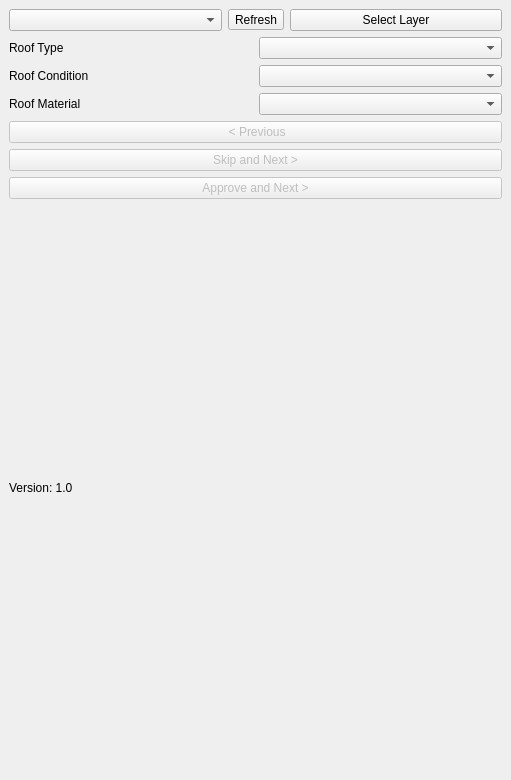
First picture: the form in cr_feature_approver_dockwidget_base.ui, repository nitish8090/CR_FeatureApproverTool, before the edit.
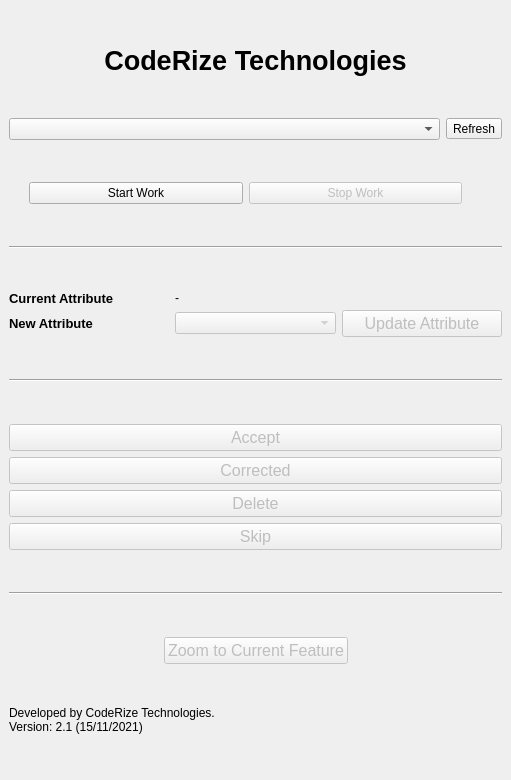
Second picture: the form after the edit.

Commit message: Added Roof_C, Selection, Zoom to current feature

What changed in the file:
```diff
--- a/cr_feature_approver_dockwidget_base.ui
+++ b/cr_feature_approver_dockwidget_base.ui
@@ -15,116 +15,336 @@
   </property>
   <widget class="QWidget" name="dockWidgetContents">
    <layout class="QGridLayout" name="gridLayout">
-    <item row="0" column="0">
-     <layout class="QVBoxLayout" name="verticalLayout">
-      <item>
-       <layout class="QHBoxLayout" name="horizontalLayout_2">
-        <item>
-         <widget class="QComboBox" name="combobox_layers"/>
-        </item>
-        <item>
-         <widget class="QToolButton" name="btn_refresh_layer">
-          <property name="text">
-           <string>Refresh</string>
-          </property>
-         </widget>
-        </item>
-        <item>
-         <widget class="QPushButton" name="btn_select_layer">
-          <property name="text">
-           <string>Select Layer</string>
-          </property>
-         </widget>
-        </item>
-       </layout>
-      </item>
-     </layout>
+    <item row="4" column="0">
+     <widget class="Line" name="line">
+      <property name="orientation">
+       <enum>Qt::Horizontal</enum>
+      </property>
+     </widget>
     </item>
-    <item row="1" column="0">
-     <layout class="QGridLayout" name="gridLayout_2">
+    <item row="9" column="0">
+     <layout class="QGridLayout" name="gridLayout_3">
       <property name="sizeConstraint">
        <enum>QLayout::SetMinimumSize</enum>
       </property>
+      <item row="4" column="0">
+       <widget class="QPushButton" name="btn_skip">
+        <property name="enabled">
+         <bool>false</bool>
+        </property>
+        <property name="font">
+         <font>
+          <pointsize>12</pointsize>
+         </font>
+        </property>
+        <property name="text">
+         <string>Skip</string>
+        </property>
+       </widget>
+      </item>
       <item row="2" column="0">
-       <widget class="QLabel" name="label_3">
+       <widget class="QPushButton" name="btn_corrected">
+        <property name="enabled">
+         <bool>false</bool>
+        </property>
+        <property name="font">
+         <font>
+          <pointsize>12</pointsize>
+         </font>
+        </property>
         <property name="text">
-         <string>Roof Material</string>
+         <string>Corrected</string>
         </property>
        </widget>
       </item>
       <item row="1" column="0">
-       <widget class="QLabel" name="label_2">
+       <widget class="QPushButton" name="btn_accept">
+        <property name="enabled">
+         <bool>false</bool>
+        </property>
+        <property name="font">
+         <font>
+          <pointsize>12</pointsize>
+         </font>
+        </property>
         <property name="text">
-         <string>Roof Condition</string>
+         <string>Accept</string>
         </property>
        </widget>
       </item>
-      <item row="0" column="0">
-       <widget class="QLabel" name="label">
+      <item row="3" column="0">
+       <widget class="QPushButton" name="btn_delete">
+        <property name="enabled">
+         <bool>false</bool>
+        </property>
+        <property name="font">
+         <font>
+          <pointsize>12</pointsize>
+         </font>
+        </property>
         <property name="text">
-         <string>Roof Type</string>
+         <string>Delete</string>
         </property>
        </widget>
       </item>
-      <item row="0" column="1">
-       <widget class="QComboBox" name="cbox_roof_t">
-        <property name="currentText">
-         <string/>
+     </layout>
+    </item>
+    <item row="5" column="0">
+     <layout class="QGridLayout" name="gridLayout_5">
+      <property name="verticalSpacing">
+       <number>4</number>
+      </property>
+      <item row="1" column="2">
+       <widget class="QPushButton" name="btn_update_attribute">
+        <property name="enabled">
+         <bool>false</bool>
+        </property>
+        <property name="font">
+         <font>
+          <pointsize>12</pointsize>
+         </font>
+        </property>
+        <property name="text">
+         <string>Update Attribute</string>
         </property>
        </widget>
       </item>
       <item row="1" column="1">
-       <widget class="QComboBox" name="cbox_roof_c"/>
+       <widget class="QComboBox" name="cbox_attribute">
+        <property name="enabled">
+         <bool>false</bool>
+        </property>
+       </widget>
       </item>
-      <item row="2" column="1">
-       <widget class="QComboBox" name="cbox_roof_m"/>
+      <item row="0" column="0">
+       <widget class="QLabel" name="label_2">
+        <property name="sizePolicy">
+         <sizepolicy hsizetype="Preferred" vsizetype="Fixed">
+          <horstretch>0</horstretch>
+          <verstretch>0</verstretch>
+         </sizepolicy>
+        </property>
+        <property name="font">
+         <font>
+          <pointsize>10</pointsize>
+          <weight>75</weight>
+          <bold>true</bold>
+         </font>
+        </property>
+        <property name="text">
+         <string>Current Attribute</string>
+        </property>
+       </widget>
+      </item>
+      <item row="1" column="0">
+       <widget class="QLabel" name="label_3">
+        <property name="font">
+         <font>
+          <pointsize>10</pointsize>
+          <weight>75</weight>
+          <bold>true</bold>
+         </font>
+        </property>
+        <property name="text">
+         <string>New Attribute</string>
+        </property>
+       </widget>
+      </item>
+      <item row="0" column="1">
+       <widget class="QLabel" name="lbl_current_attribute">
+        <property name="sizePolicy">
+         <sizepolicy hsizetype="Preferred" vsizetype="Fixed">
+          <horstretch>0</horstretch>
+          <verstretch>0</verstretch>
+         </sizepolicy>
+        </property>
+        <property name="text">
+         <string>-</string>
+        </property>
+       </widget>
+      </item>
+     </layout>
+    </item>
+    <item row="11" column="0">
+     <layout class="QGridLayout" name="gridLayout_2">
+      <item row="0" column="1">
+       <widget class="QPushButton" name="btn_zoom_to_current_feature">
+        <property name="enabled">
+         <bool>false</bool>
+        </property>
+        <property name="font">
+         <font>
+          <pointsize>12</pointsize>
+         </font>
+        </property>
+        <property name="text">
+         <string>Zoom to Current Feature</string>
+        </property>
+       </widget>
+      </item>
+      <item row="0" column="0">
+       <spacer name="horizontalSpacer_3">
+        <property name="orientation">
+         <enum>Qt::Horizontal</enum>
+        </property>
+        <property name="sizeHint" stdset="0">
+         <size>
+          <width>40</width>
+          <height>20</height>
+         </size>
+        </property>
+       </spacer>
+      </item>
+      <item row="0" column="2">
+       <spacer name="horizontalSpacer_4">
+        <property name="orientation">
+         <enum>Qt::Horizontal</enum>
+        </property>
+        <property name="sizeHint" stdset="0">
+         <size>
+          <width>40</width>
+          <height>20</height>
+         </size>
+        </property>
+       </spacer>
+      </item>
+     </layout>
+    </item>
+    <item row="3" column="0">
+     <layout class="QHBoxLayout" name="horizontalLayout_2">
+      <item>
+       <spacer name="horizontalSpacer">
+        <property name="orientation">
+         <enum>Qt::Horizontal</enum>
+        </property>
+        <property name="sizeType">
+         <enum>QSizePolicy::Minimum</enum>
+        </property>
+        <property name="sizeHint" stdset="0">
+         <size>
+          <width>20</width>
+          <height>20</height>
+         </size>
+        </property>
+       </spacer>
+      </item>
+      <item>
+       <widget class="QPushButton" name="btn_select_layer">
+        <property name="text">
+         <string>Start Work</string>
+        </property>
+       </widget>
+      </item>
+      <item>
+       <widget class="QPushButton" name="btn_stop_work">
+        <property name="enabled">
+         <bool>false</bool>
+        </property>
+        <property name="text">
+         <string>Stop Work</string>
+        </property>
+       </widget>
+      </item>
+      <item>
+       <spacer name="horizontalSpacer_2">
+        <property name="orientation">
+         <enum>Qt::Horizontal</enum>
+        </property>
+        <property name="sizeType">
+         <enum>QSizePolicy::Minimum</enum>
+        </property>
+        <property name="sizeHint" stdset="0">
+         <size>
+          <width>40</width>
+          <height>20</height>
+         </size>
+        </property>
+       </spacer>
       </item>
      </layout>
     </item>
     <item row="2" column="0">
-     <layout class="QGridLayout" name="gridLayout_3">
-      <property name="sizeConstraint">
-       <enum>QLayout::SetMinimumSize</enum>
-      </property>
-      <item row="0" column="0">
-       <widget class="QPushButton" name="btn_previous">
-        <property name="enabled">
-         <bool>false</bool>
-        </property>
+     <layout class="QHBoxLayout" name="horizontalLayout">
+      <item>
+       <widget class="QComboBox" name="combobox_layers"/>
+      </item>
+      <item>
+       <widget class="QToolButton" name="btn_refresh_layer">
         <property name="text">
-         <string> &lt; Previous</string>
+         <string>Refresh</string>
         </property>
        </widget>
       </item>
-      <item row="1" column="0">
-       <widget class="QPushButton" name="btn_next">
-        <property name="enabled">
-         <bool>false</bool>
+     </layout>
+    </item>
+    <item row="7" column="0">
+     <layout class="QGridLayout" name="gridLayout_4"/>
+    </item>
+    <item row="12" column="0">
+     <layout class="QVBoxLayout" name="verticalLayout_2">
+      <item>
+       <widget class="QLabel" name="label_4">
+        <property name="sizePolicy">
+         <sizepolicy hsizetype="Preferred" vsizetype="Fixed">
+          <horstretch>0</horstretch>
+          <verstretch>0</verstretch>
+         </sizepolicy>
         </property>
         <property name="text">
-         <string>Skip and Next &gt;</string>
+         <string>Developed by CodeRize Technologies.
+Version: 2.1 (15/11/2021)</string>
         </property>
        </widget>
       </item>
-      <item row="2" column="0">
-       <widget class="QPushButton" name="btn_approve_next">
-        <property name="enabled">
-         <bool>false</bool>
+     </layout>
+    </item>
+    <item row="8" column="0">
+     <widget class="Line" name="line_2">
+      <property name="orientation">
+       <enum>Qt::Horizontal</enum>
+      </property>
+     </widget>
+    </item>
+    <item row="10" column="0">
+     <widget class="Line" name="line_3">
+      <property name="orientation">
+       <enum>Qt::Horizontal</enum>
+      </property>
+     </widget>
+    </item>
+    <item row="1" column="0">
+     <layout class="QVBoxLayout" name="verticalLayout">
+      <item>
+       <widget class="QLabel" name="label">
+        <property name="sizePolicy">
+         <sizepolicy hsizetype="Preferred" vsizetype="Fixed">
+          <horstretch>0</horstretch>
+          <verstretch>0</verstretch>
+         </sizepolicy>
         </property>
+        <property name="baseSize">
+         <size>
+          <width>0</width>
+          <height>20</height>
+         </size>
+        </property>
+        <property name="font">
+         <font>
+          <pointsize>20</pointsize>
+          <weight>75</weight>
+          <bold>true</bold>
+         </font>
+        </property>
         <property name="text">
-         <string>Approve and Next &gt;</string>
+         <string>CodeRize Technologies</string>
         </property>
+        <property name="alignment">
+         <set>Qt::AlignCenter</set>
+        </property>
        </widget>
       </item>
      </layout>
     </item>
-    <item row="6" column="0">
-     <widget class="QLabel" name="label_4">
-      <property name="text">
-       <string>Version: 1.0</string>
-      </property>
-     </widget>
-    </item>
    </layout>
   </widget>
  </widget>
```
The commit also changes 6 other files.
